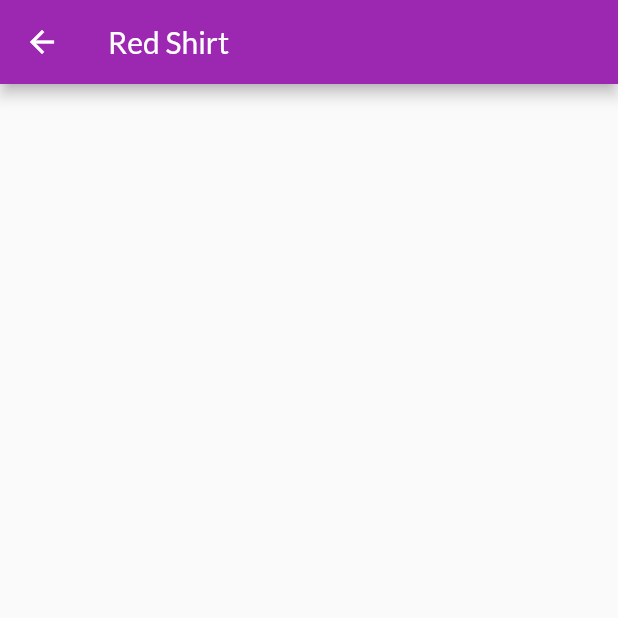
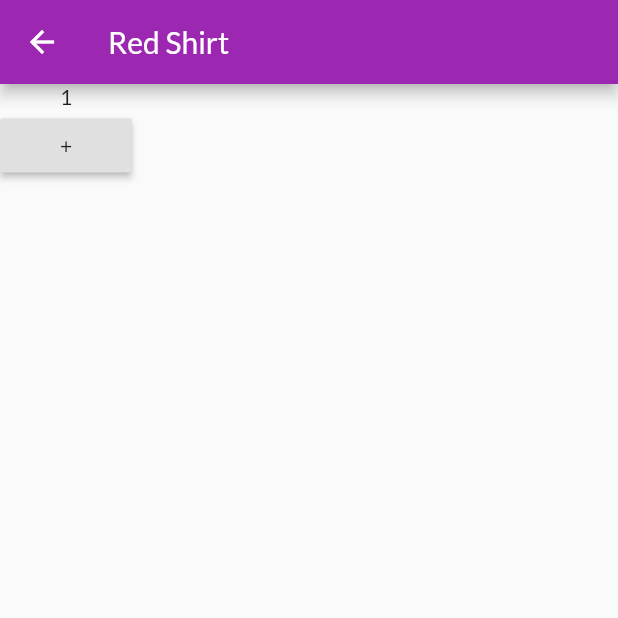
Before and after one commit to fantis/Curso-Flutter-Aprenda-e-Desenvolva-Apps-2020, a Flutter app: the ProductDetailScreen screen opened directly with sample values from the repository, on a phone screen of 412 x 824 dp, the top half of it. Run offline on Flutter 3.47's test engine with Material 2 defaults, Android fonts, the light colour scheme and no system bars; network calls fail.

Commit message:
Aula 207

```diff
--- a/projects/shop/lib/main.dart
+++ b/projects/shop/lib/main.dart
@@ -1,4 +1,5 @@
 import 'package:flutter/material.dart';
+import 'package:shop/providers/counterProvider.dart';
 import 'package:shop/util/appRoutes.dart';
 import 'package:shop/views/productDetailScreen.dart';
 import 'package:shop/views/productOverviewScreen.dart';
@@ -8,7 +9,8 @@ void main() => runApp(MyApp());
 class MyApp extends StatelessWidget {
   @override
   Widget build(BuildContext context) {
-    return MaterialApp(
+    return CounterProvider(
+      child: MaterialApp(
         title: 'Minha Loja',
         theme: ThemeData(
           primarySwatch: Colors.purple,
@@ -17,6 +19,7 @@ class MyApp extends StatelessWidget {
         ),
         home: ProductOverviewScreen(),
         routes: {AppRoutes.PRODUCT_DETAIL: (ctx) => ProductDetailScreen()},
+      ),
     );
   }
 }
--- /dev/null
+++ b/projects/shop/lib/providers/counterProvider.dart
@@ -0,0 +1,26 @@
+import 'package:flutter/material.dart';
+
+class CounterState {
+  int _value = 1;
+
+  void inc() => _value++;
+  void dec() => _value--;
+  int get value => _value;
+
+  bool diff(CounterState old) {
+    return old == null || old._value != _value;
+  }
+}
+
+class CounterProvider extends InheritedWidget {
+  final CounterState state = CounterState();
+
+  CounterProvider({Widget child}) : super(child: child);
+
+  static CounterProvider of(BuildContext context) {
+    return context.dependOnInheritedWidgetOfExactType<CounterProvider>();
+  }
+
+  @override
+  bool updateShouldNotify(InheritedWidget oldWidget) => true;
+}
--- a/projects/shop/lib/views/productDetailScreen.dart
+++ b/projects/shop/lib/views/productDetailScreen.dart
@@ -1,16 +1,35 @@
 import 'package:flutter/material.dart';
 import 'package:shop/models/product.dart';
+import 'package:shop/providers/counterProvider.dart';
 
-class ProductDetailScreen extends StatelessWidget {
+class ProductDetailScreen extends StatefulWidget {
+  @override
+  _ProductDetailScreenState createState() => _ProductDetailScreenState();
+}
+
+class _ProductDetailScreenState extends State<ProductDetailScreen> {
   @override
   Widget build(BuildContext context) {
     final Product product =
         ModalRoute.of(context).settings.arguments as Product;
 
     return Scaffold(
-      appBar: AppBar(
-        title: Text(product.title),
-      ),
-    );
+        appBar: AppBar(
+          title: Text(product.title),
+        ),
+        body: Column(
+          children: <Widget>[
+            Text(CounterProvider.of(context).state.value.toString()),
+            RaisedButton(
+              child: Text('+'),
+              onPressed: () {
+                setState(() {
+                  CounterProvider.of(context).state.inc();
+                });
+                print(CounterProvider.of(context).state.value);
+              },
+            ),
+          ],
+        ));
   }
 }
```
Lines whose indentation alone changed are shown as unchanged.
